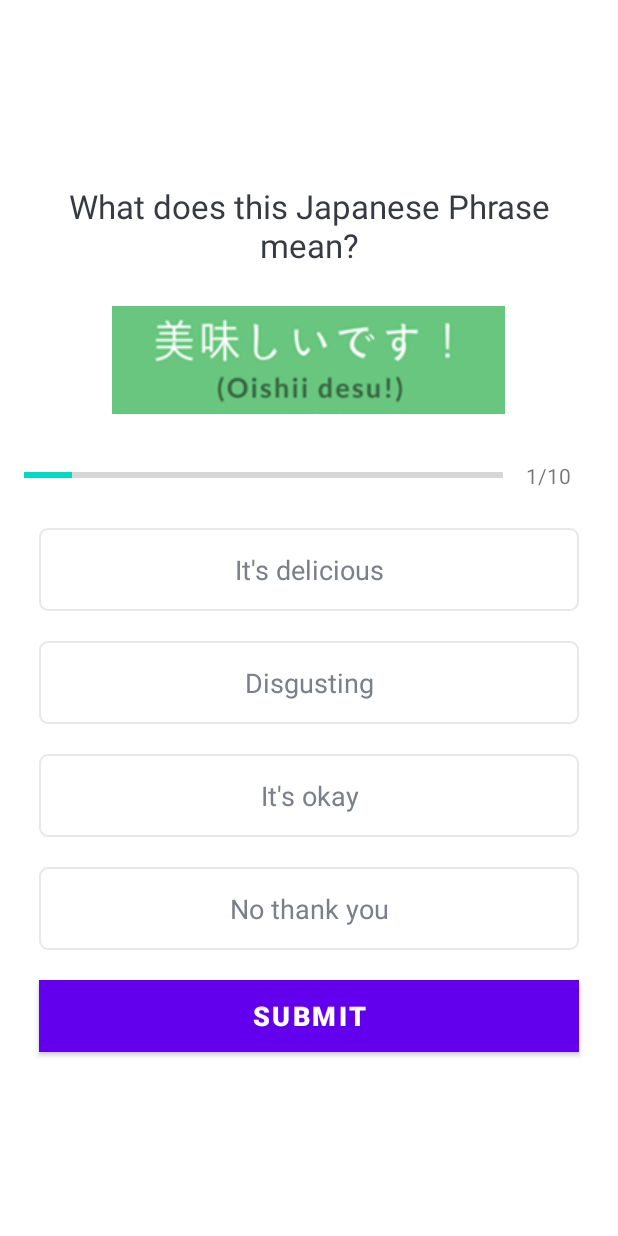
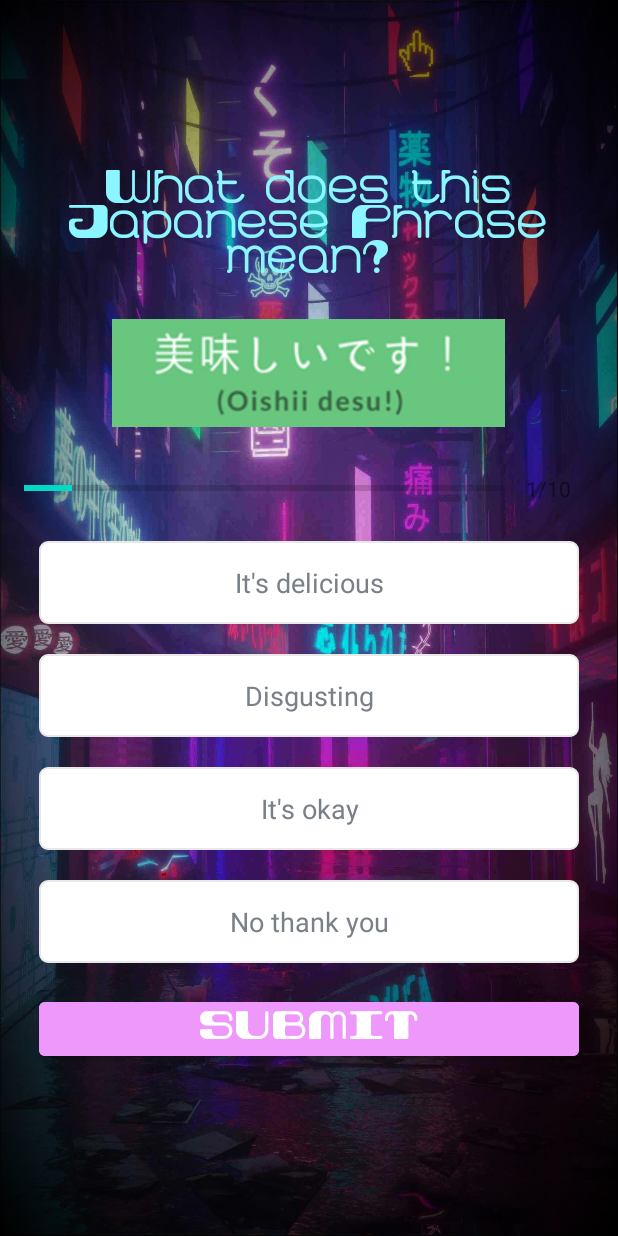
Before and after one commit to 196Sebastian/japanese-quiz, an Android app: the QuizQuestionsActivity screen opened directly, with no data from a screen before it, on a phone screen of 412 x 824 dp. Run offline under Robolectric (Android 15) with nearby library versions, the phone set to English and light mode, and no system bars.

Commit message:
Updated UI

```diff
--- a/app/src/main/res/layout/activity_quiz_questions.xml
+++ b/app/src/main/res/layout/activity_quiz_questions.xml
@@ -4,6 +4,7 @@
     xmlns:tools="http://schemas.android.com/tools"
     android:layout_width="match_parent"
     android:layout_height="match_parent"
+    android:background="@drawable/ic_background"
     android:fillViewport="true"
     tools:context=".QuizQuestionsActivity">
 
@@ -21,7 +22,8 @@
             android:layout_margin="10dp"
             android:gravity="center"
             android:textSize="22sp"
-            android:textColor="#363A43"
+            android:fontFamily="@font/retroprime"
+            android:textColor="#8bf6ff"
             tools:text="What does this Japanese phrase mean?" />
 
         <ImageView
@@ -114,9 +116,10 @@
             android:layout_width="match_parent"
             android:layout_height="wrap_content"
             android:layout_margin="10dp"
-            android:background="@color/design_default_color_primary"
+            android:backgroundTint="#ee98fb"
             android:text="SUBMIT"
-            android:textColor="@android:color/white"
+            android:fontFamily="@font/retroprime"
+            android:textColor="@color/white"
             android:textSize="18sp"
             android:textStyle="bold" />
 
```
